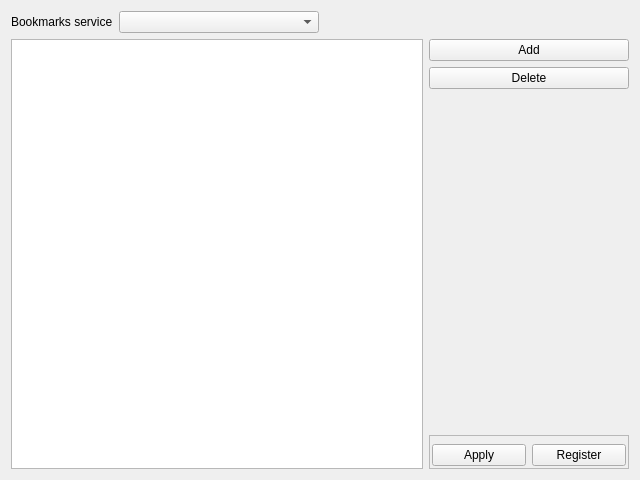
Qt form src/plugins/poshuku/plugins/onlinebookmarks/accountssettings.ui (0xd34df00d/leechcraft) before a commit.
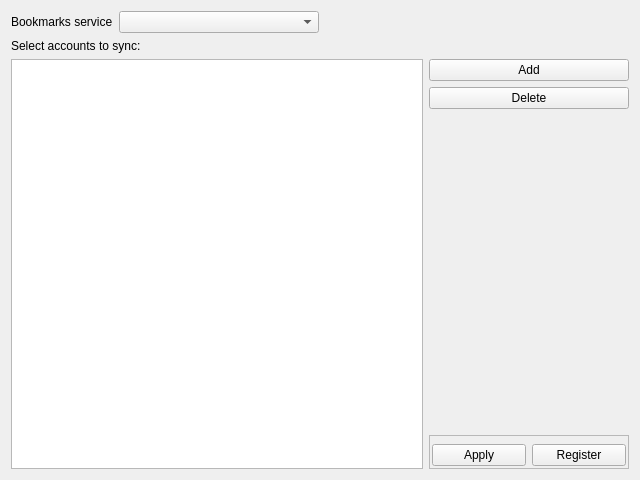
The same form after that commit.

Commit message: Poshuku OnlineBookmarks: changes in settings widget

```diff
--- a/src/plugins/poshuku/plugins/onlinebookmarks/accountssettings.ui
+++ b/src/plugins/poshuku/plugins/onlinebookmarks/accountssettings.ui
@@ -48,10 +48,10 @@
      </item>
     </layout>
    </item>
-   <item row="1" column="0">
+   <item row="2" column="0">
     <widget class="QTreeView" name="AccountsView_"/>
    </item>
-   <item row="1" column="1">
+   <item row="2" column="1">
     <layout class="QVBoxLayout" name="ControlLayout_">
      <property name="sizeConstraint">
       <enum>QLayout::SetDefaultConstraint</enum>
@@ -175,6 +175,13 @@
      </item>
     </layout>
    </item>
+   <item row="1" column="0">
+    <widget class="QLabel" name="label">
+     <property name="text">
+      <string>Select accounts to sync:</string>
+     </property>
+    </widget>
+   </item>
   </layout>
  </widget>
  <resources/>
```
The commit also changes 1 other file.
